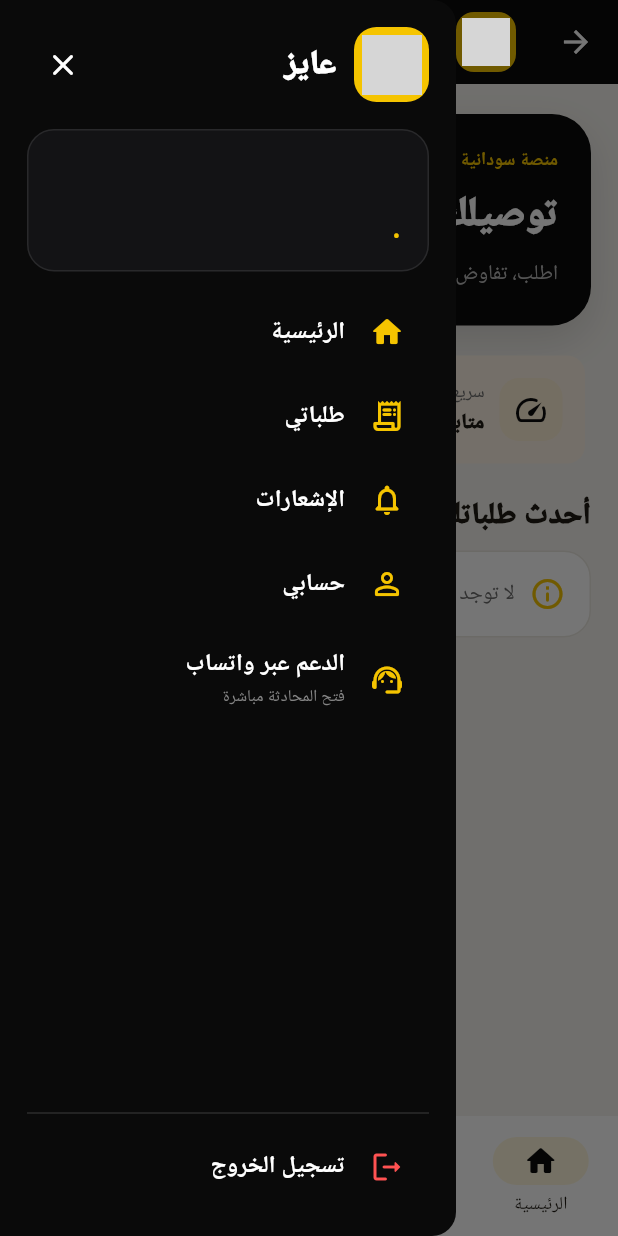
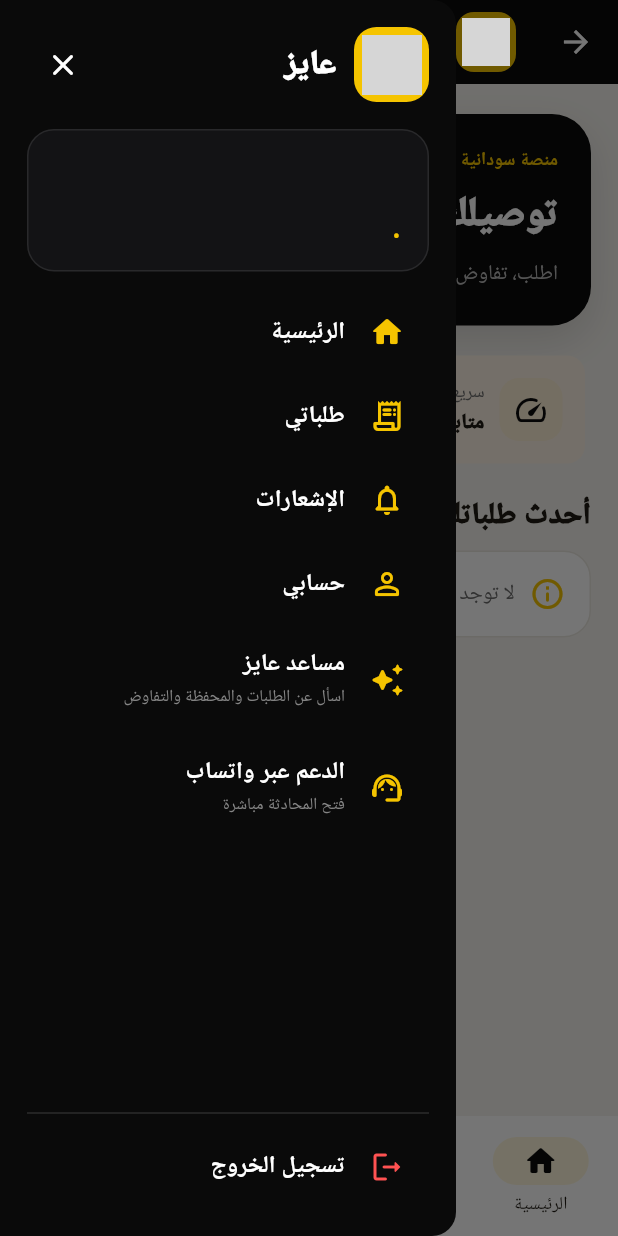
Before and after one commit to jwan-delivery/jwan, a Flutter app: the AyezAppShell screen opened directly with empty values, with the side drawer open, on a phone screen of 412 x 824 dp. Run offline on Flutter 3.47's test engine with Material 3 defaults, Android fonts, the phone set to English and light mode, and no system bars; our stand-ins replace cloud_firestore, firebase_ai, firebase_auth, firebase_core, firebase_messaging, google_fonts and 1 more; missing offline and left inert: firebase_app_check; accounts and stored records are empty; grey boxes are pictures that could not be loaded.

Commit message:
expose native Ayez AI assistant from app drawer

```diff
--- a/mobile-app/lib/ayez_app_shell.dart
+++ b/mobile-app/lib/ayez_app_shell.dart
@@ -7,6 +7,7 @@ import 'package:firebase_messaging/firebase_messaging.dart';
 
 import 'admin_center_page.dart';
 import 'analytics_pages.dart';
+import 'ai_page.dart';
 import 'services/ayez_mobile_service.dart';
 import 'main.dart' as legacy;
 
@@ -501,6 +502,15 @@ class AyezDrawer extends StatelessWidget {
                         },
                       ),
                     ListTile(
+                leading: const Icon(Icons.auto_awesome_rounded, color: ayezYellow),
+                title: const Text('مساعد عايز', style: TextStyle(color: Colors.white, fontWeight: FontWeight.w700)),
+                subtitle: const Text('اسأل عن الطلبات والمحفظة والتفاوض', style: TextStyle(color: Color(0xFF858585), fontSize: 11)),
+                onTap: () {
+                  Navigator.pop(context);
+                  Navigator.push(context, MaterialPageRoute(builder: (_) => const AyezAiPage()));
+                },
+              ),
+              ListTile(
                       leading: const Icon(
                         Icons.support_agent_rounded,
                         color: ayezYellow,
```
